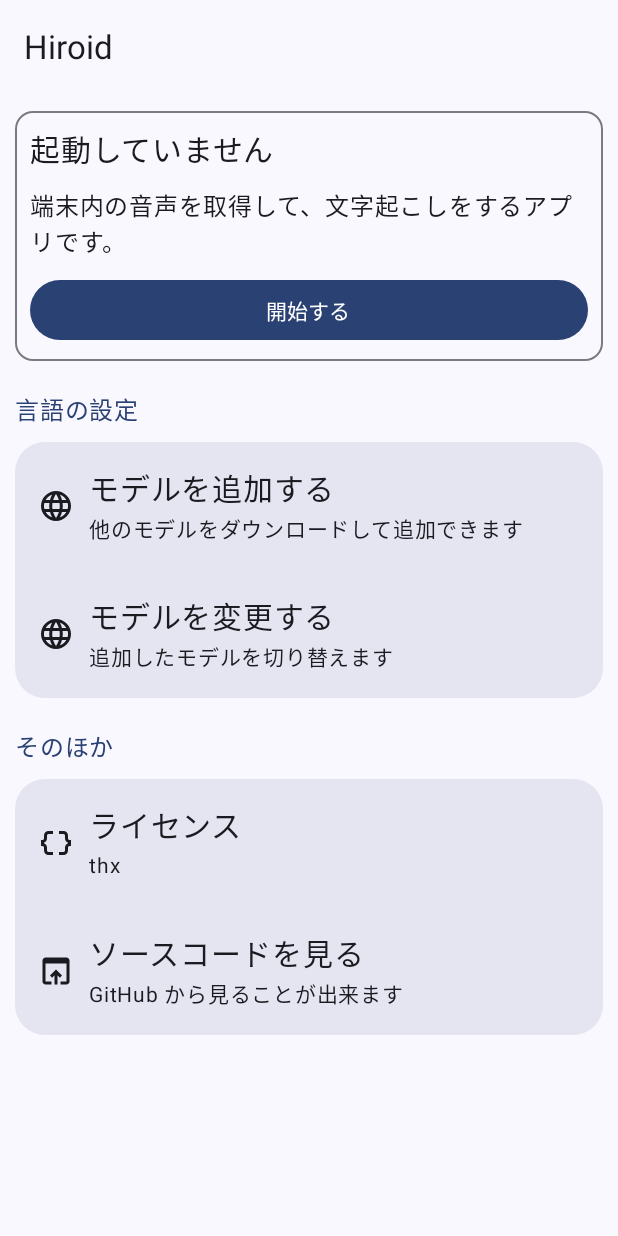
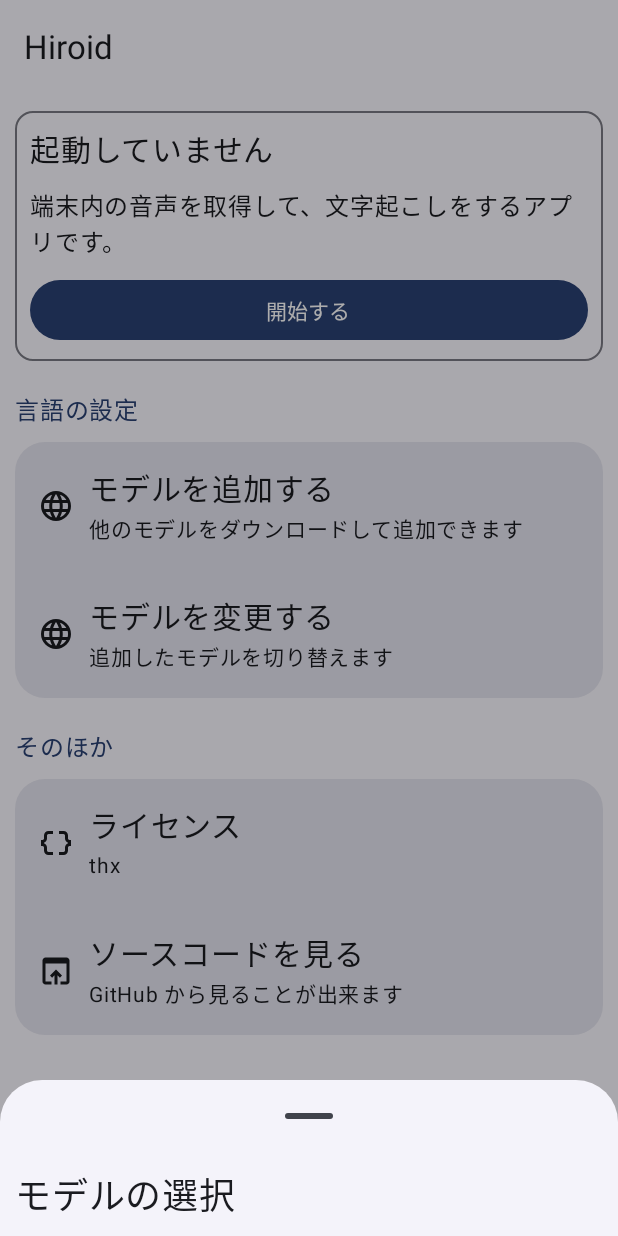
Before and after one commit to takusan23/Hiroid, an Android app built with Jetpack Compose: the HomeScreen screen opened through its navigation route, after a tap on "モデルを変更する", on a phone screen of 412 x 824 dp. Run offline under Robolectric (Android 15) with nearby library versions, the phone set to English and light mode, and no system bars.

Commit message:
モデル選択

```diff
--- /dev/null
+++ b/app/src/main/java/io/github/takusan23/hiroid/ui/component/ModelSelectBottomSheet.kt
@@ -0,0 +1,100 @@
+package io.github.takusan23.hiroid.ui.component
+
+import androidx.compose.foundation.layout.Arrangement
+import androidx.compose.foundation.layout.Box
+import androidx.compose.foundation.layout.Row
+import androidx.compose.foundation.layout.fillMaxWidth
+import androidx.compose.foundation.layout.padding
+import androidx.compose.foundation.lazy.LazyColumn
+import androidx.compose.foundation.lazy.itemsIndexed
+import androidx.compose.material3.CircularProgressIndicator
+import androidx.compose.material3.ExperimentalMaterial3Api
+import androidx.compose.material3.HorizontalDivider
+import androidx.compose.material3.Icon
+import androidx.compose.material3.ModalBottomSheet
+import androidx.compose.material3.Surface
+import androidx.compose.material3.Text
+import androidx.compose.runtime.Composable
+import androidx.compose.runtime.LaunchedEffect
+import androidx.compose.runtime.mutableStateOf
+import androidx.compose.runtime.remember
+import androidx.compose.ui.Alignment
+import androidx.compose.ui.Modifier
+import androidx.compose.ui.graphics.Color
+import androidx.compose.ui.platform.LocalContext
+import androidx.compose.ui.res.painterResource
+import androidx.compose.ui.unit.dp
+import androidx.compose.ui.unit.sp
+import io.github.takusan23.hiroid.R
+import io.github.takusan23.hiroid.tool.VoskModelTool
+import java.io.File
+
+@OptIn(ExperimentalMaterial3Api::class)
+@Composable
+fun ModelSelectBottomSheet(
+    modifier: Modifier = Modifier,
+    onClose: () -> Unit
+) {
+    val context = LocalContext.current
+    val modelList = remember { mutableStateOf<List<File>?>(null) }
+
+    // 読み込み
+    LaunchedEffect(key1 = Unit) {
+        modelList.value = VoskModelTool.getVoskModelList(context)
+    }
+
+    ModalBottomSheet(
+        modifier = modifier,
+        onDismissRequest = onClose
+    ) {
+        LazyColumn {
+
+            item {
+                Text(
+                    modifier = Modifier.padding(10.dp),
+                    text = "モデルの選択",
+                    fontSize = 24.sp
+                )
+            }
+
+            if (modelList.value == null) {
+                // 読み込み中
+                item {
+                    Box(
+                        modifier = Modifier.fillMaxWidth(),
+                        contentAlignment = Alignment.Center
+                    ) {
+                        CircularProgressIndicator()
+                    }
+                }
+            } else {
+                itemsIndexed(modelList.value!!) { index, model ->
+
+                    if (index != 0) {
+                        HorizontalDivider()
+                    }
+
+                    Surface(
+                        onClick = { },
+                        color = Color.Transparent
+                    ) {
+                        Row(
+                            modifier = Modifier.padding(10.dp),
+                            horizontalArrangement = Arrangement.spacedBy(10.dp)
+                        ) {
+                            Text(
+                                text = model.name,
+                                modifier = Modifier.weight(1f),
+                                fontSize = 18.sp
+                            )
+                            Icon(
+                                painter = painterResource(R.drawable.check_circle_24px),
+                                contentDescription = null
+                            )
+                        }
+                    }
+                }
+            }
+        }
+    }
+}
--- a/app/src/main/java/io/github/takusan23/hiroid/ui/screen/HomeScreen.kt
+++ b/app/src/main/java/io/github/takusan23/hiroid/ui/screen/HomeScreen.kt
@@ -4,6 +4,7 @@ import android.content.Context
 import android.media.projection.MediaProjectionConfig
 import android.media.projection.MediaProjectionManager
 import android.os.Build
+import android.widget.Toast
 import androidx.activity.compose.rememberLauncherForActivityResult
 import androidx.activity.result.contract.ActivityResultContracts
 import androidx.compose.foundation.layout.Arrangement
@@ -21,6 +22,7 @@ import androidx.compose.material3.TopAppBar
 import androidx.compose.runtime.Composable
 import androidx.compose.runtime.mutableStateOf
 import androidx.compose.runtime.remember
+import androidx.compose.runtime.rememberCoroutineScope
 import androidx.compose.ui.Modifier
 import androidx.compose.ui.platform.LocalContext
 import androidx.compose.ui.res.stringResource
@@ -28,16 +30,20 @@ import androidx.compose.ui.unit.dp
 import androidx.compose.ui.unit.sp
 import io.github.takusan23.hiroid.R
 import io.github.takusan23.hiroid.VoskCaptionService
+import io.github.takusan23.hiroid.tool.VoskModelTool
 import io.github.takusan23.hiroid.ui.component.MenuContainer
 import io.github.takusan23.hiroid.ui.component.MenuItem
+import io.github.takusan23.hiroid.ui.component.ModelSelectBottomSheet
+import kotlinx.coroutines.launch
 
 @OptIn(ExperimentalMaterial3Api::class)
 @Composable
 fun HomeScreen() {
     val context = LocalContext.current
-    val isServiceRunning = remember { mutableStateOf(VoskCaptionService.isServiceRunning(context)) }
+    val scope = rememberCoroutineScope()
 
     // MediaProjection
+    val isServiceRunning = remember { mutableStateOf(VoskCaptionService.isServiceRunning(context)) }
     val mediaProjectionManager = remember { context.getSystemService(Context.MEDIA_PROJECTION_SERVICE) as MediaProjectionManager }
     val mediaProjectionRequest = rememberLauncherForActivityResult(
         contract = ActivityResultContracts.StartActivityForResult(),
@@ -49,6 +55,30 @@ fun HomeScreen() {
             )
         }
     )
+
+    // モデル追加
+    val filePicker = rememberLauncherForActivityResult(
+        contract = ActivityResultContracts.OpenDocument(),
+        onResult = { uri ->
+            uri ?: return@rememberLauncherForActivityResult
+            scope.launch {
+                VoskModelTool.addVoskModel(
+                    context = context,
+                    inputStream = context.contentResolver.openInputStream(uri)!!
+                )
+                Toast.makeText(context, "追加しました", Toast.LENGTH_SHORT).show()
+            }
+        }
+    )
+
+    // モデル選択ボトムシート
+    val isShowModelBottomSheet = remember { mutableStateOf(false) }
+    if (isShowModelBottomSheet.value) {
+        ModelSelectBottomSheet(
+            onClose = { isShowModelBottomSheet.value = false }
+        )
+    }
+
     Scaffold(
         topBar = {
             TopAppBar(title = { Text(text = stringResource(R.string.app_name)) })
@@ -89,13 +119,13 @@ fun HomeScreen() {
                         title = "モデルを追加する",
                         description = "他のモデルをダウンロードして追加できます",
                         iconResId = R.drawable.language_24px,
-                        onClick = { }
+                        onClick = { filePicker.launch(arrayOf("application/zip")) }
                     )
                     MenuItem(
                         title = "モデルを変更する",
                         description = "追加したモデルを切り替えます",
                         iconResId = R.drawable.language_24px,
-                        onClick = { }
+                        onClick = { isShowModelBottomSheet.value = true }
                     )
                 }
             }
```
